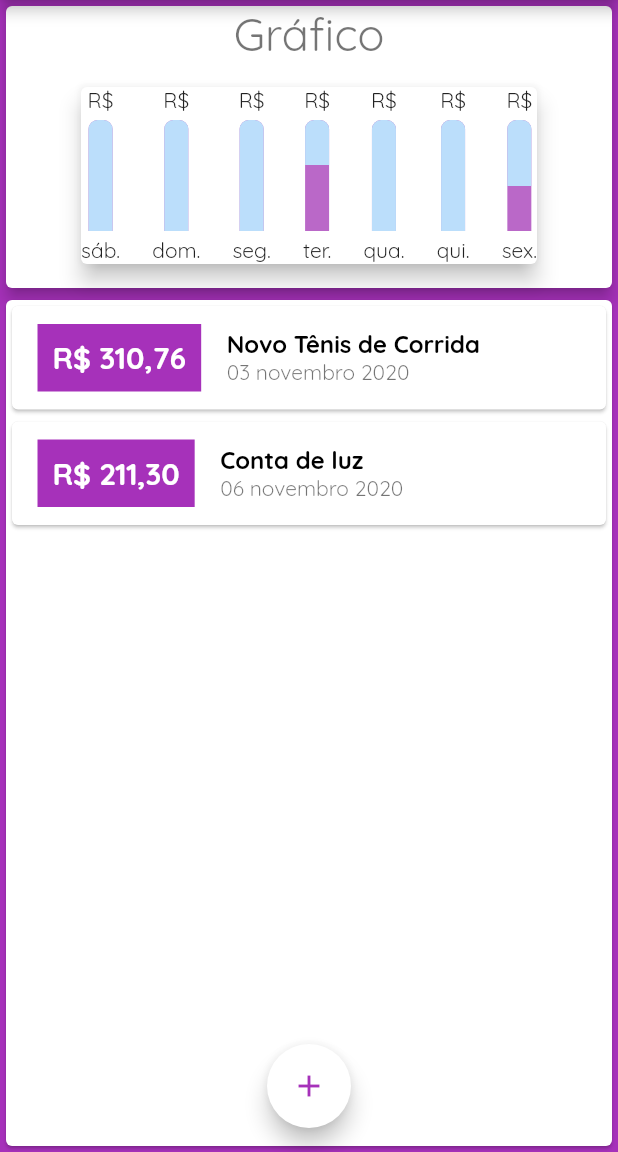
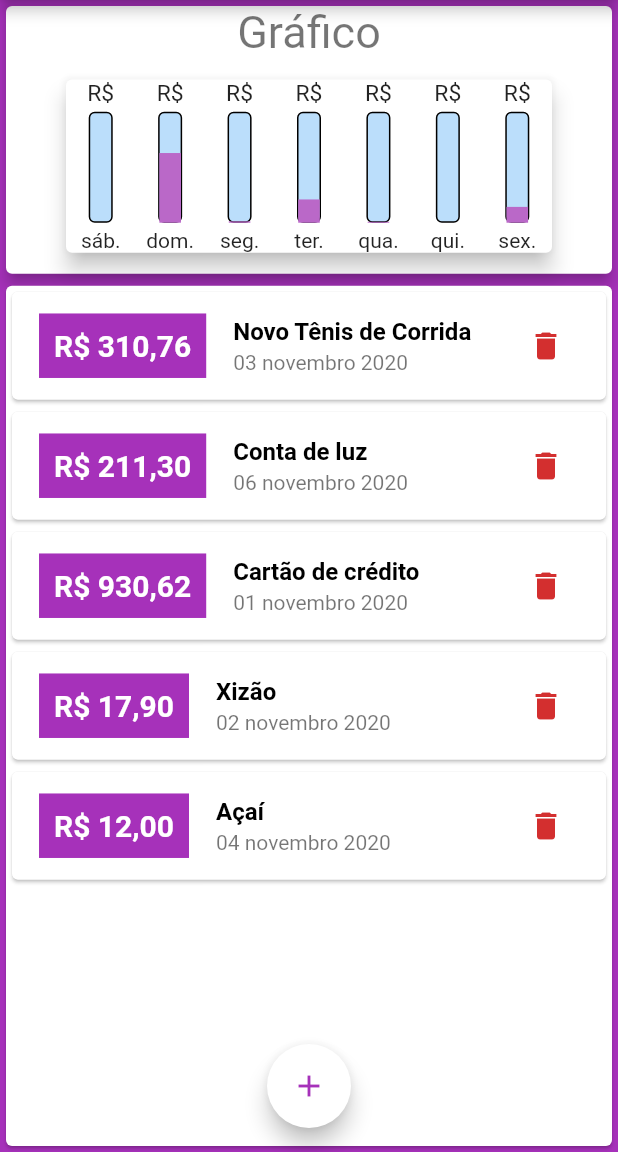
Before and after one commit to joaovperin/my_expenses, a Flutter app: the screen it shows after launch, on a phone screen of 412 x 824 dp, the part 84-1236 px from its top. Run offline on Flutter 3.47's test engine with Material 2 defaults, Android fonts, the phone set to English and light mode, and no system bars.

Commit message:
Sync commit

```diff
--- a/lib/components/transaction/transaction_chart.component.dart
+++ b/lib/components/transaction/transaction_chart.component.dart
@@ -14,7 +14,7 @@ class TransactionChart extends StatefulWidget {
 }
 
 class _TransactionChartState extends State<TransactionChart> {
-  List<TransactionChartBar> get groupedTransactions {
+  List<Widget> get groupedTransactions {
     double allElementsSum = 0.000;
 
     final List<Map<String, Object>> list = List<Map<String, Object>>.generate(7, (int index) {
@@ -41,7 +41,10 @@ class _TransactionChartState extends State<TransactionChart> {
       final String dayOfWeek = e['day'].toString();
       final double value = double.tryParse(e['value'].toString()) ?? 0;
       final double percentage = allElementsSum > 0 ? ((value / allElementsSum) * 100) : 0;
-      return TransactionChartBar(label: dayOfWeek, value: value, percentage: percentage);
+      return Flexible(
+        fit: FlexFit.tight,
+        child: TransactionChartBar(label: dayOfWeek, value: value, percentage: percentage),
+      );
     }).toList();
   }
 
@@ -65,7 +68,7 @@ class _TransactionChartState extends State<TransactionChart> {
             ),
             Card(
               elevation: 6,
-              margin: EdgeInsets.symmetric(horizontal: 50, vertical: 16),
+              margin: EdgeInsets.symmetric(horizontal: 40, vertical: 14),
               child: Row(
                 mainAxisAlignment: MainAxisAlignment.spaceBetween,
                 children: groupedTransactions,
--- a/lib/components/transaction/transaction_chart_bar.component.dart
+++ b/lib/components/transaction/transaction_chart_bar.component.dart
@@ -14,31 +14,49 @@ class TransactionChartBar extends StatelessWidget {
   Widget build(BuildContext context) {
     return Column(
       children: <Widget>[
-        Text(getCurrency()),
+        SizedBox(
+          width: 18,
+          child: FittedBox(
+            child: Text(getCurrency()),
+          ),
+        ),
         SizedBox(height: 4),
-        Container(
-          decoration: BoxDecoration(
-            color: Colors.purple[300], //TODO: fix color
-            borderRadius: _buildBorderRadius(),
+        Tooltip(
+          message: fmtMoney(value),
+          child: SizedBox(
+            height: kContainerSize,
+            width: 16,
+            child: Stack(
+              alignment: Alignment.bottomCenter,
+              children: <Widget>[
+                Container(
+                  decoration: BoxDecoration(
+                    color: Colors.blue[100], //TODO: fix color
+                    border: Border.all(
+                      color: Colors.black,
+                    ),
+                    borderRadius: BorderRadius.all(Radius.circular(4)),
+                  ),
+                ),
+                FractionallySizedBox(
+                  heightFactor: percentage / 100,
+                  widthFactor: .9,
+                  child: Container(
+                    decoration: BoxDecoration(
+                      color: Colors.purple[300], //TODO: fix color
+                    ),
+                  ),
+                ),
+                Container(
+                  height: 2,
+                )
+              ],
+            ),
           ),
-          height: kContainerSize,
-          child: Column(children: <Widget>[
-            Container(
-              decoration: BoxDecoration(
-                color: Colors.blue[100], //TODO: fix color
-                borderRadius: _buildBorderRadius(),
-              ),
-              child: SizedBox(width: 16, height: calcItemHeight()),
-            ),
-          ]),
         ),
         SizedBox(height: 4),
         Text(label),
       ],
     );
   }
-
-  BorderRadius _buildBorderRadius() => BorderRadius.vertical(top: Radius.circular(6));
-
-  double calcItemHeight() => kContainerSize - ((kContainerSize * percentage) / 100);
 }
--- a/lib/components/transaction/transaction_list.component.dart
+++ b/lib/components/transaction/transaction_list.component.dart
@@ -26,15 +26,10 @@ class TransactionList extends StatelessWidget {
         final Transaction tr = transactions[index];
         return Dismissible(
           key: Key(tr.id),
-          onDismissed: (direction) => onItemDismiss.call(tr),
+          onDismissed: (DismissDirection direction) => onItemDismiss.call(tr),
           child: Card(
-            child: Row(
-              children: <Widget>[
-                Container(
-                  margin: EdgeInsets.symmetric(
-                    horizontal: 15,
-                    vertical: 10,
-                  ),
+            child: ListTile(
+              leading: Container(
                 decoration: BoxDecoration(
                   color: Theme.of(context).backgroundColor,
                   border: Border.all(
@@ -52,11 +47,7 @@ class TransactionList extends StatelessWidget {
                   ),
                 ),
               ),
-                Column(
-                  crossAxisAlignment: CrossAxisAlignment.start,
-                  mainAxisAlignment: MainAxisAlignment.center,
-                  children: <Widget>[
-                    Text(
+              title: Text(
                 tr.title,
                 style: TextStyle(
                   fontWeight: FontWeight.bold,
@@ -64,13 +55,20 @@ class TransactionList extends StatelessWidget {
                   color: Theme.of(context).shadowColor,
                 ),
               ),
-                    Text(
+              subtitle: Text(
                 fmtDateTime(tr.date),
                 style: TextStyle(color: Theme.of(context).unselectedWidgetColor),
               ),
+              trailing: Row(
+                mainAxisSize: MainAxisSize.min,
+                children: <Widget>[
+                  IconButton(
+                    icon: Icon(Icons.delete),
+                    color: Theme.of(context).errorColor,
+                    onPressed: () => onItemDismiss.call(tr),
+                  ),
                 ],
-                )
-              ],
+              ),
             ),
           ),
         );
--- a/lib/main.dart
+++ b/lib/main.dart
@@ -41,6 +41,14 @@ class MyExpensesApp extends StatelessWidget {
         fontFamily: 'Quicksand',
         backgroundColor: kAppBackgroundColor,
         accentColor: kAppAccentColor,
+        textTheme: ThemeData.light().textTheme.copyWith(
+              headline6: TextStyle(
+                fontFamily: 'OpenSans',
+                fontSize: 18,
+                fontWeight: FontWeight.bold,
+              ),
+              button: TextStyle(),
+            ),
         floatingActionButtonTheme: FloatingActionButtonThemeData(
           backgroundColor: kAppAccentColor,
           foregroundColor: kAppBackgroundColor,
@@ -69,17 +77,39 @@ class _MyHomePageState extends State<MyHomePage> {
       value: 211.30,
       date: DateTime.now(),
     ),
+    Transaction(
+      id: 't3',
+      title: 'Cartão de crédito',
+      value: 930.62,
+      date: DateTime.now().subtract(Duration(days: 5)),
+    ),
+    Transaction(
+      id: 't4',
+      title: 'Xizão',
+      value: 17.90,
+      date: DateTime.now().subtract(Duration(days: 4)),
+    ),
+    Transaction(
+      id: 't5',
+      title: 'Açaí',
+      value: 12.00,
+      date: DateTime.now().subtract(Duration(days: 2)),
+    ),
   ];
 
-  void _addTransaction(String title, double value) {
+  void _addTransaction(String title, double value, DateTime dateTime) {
     final Transaction newTransaction = Transaction(
       id: Random().nextDouble().toString(),
       title: title,
       value: value,
-      date: DateTime.now(),
+      date: dateTime,
     );
     setState(() => _transactions.add(newTransaction));
     Navigator.of(context).pop();
+  }
+
+  void _removeTransaction(Transaction tr) {
+    setState(() => _transactions.remove(tr));
   }
 
   void _openTransactionFormModal(BuildContext context) {
@@ -109,9 +139,7 @@ class _MyHomePageState extends State<MyHomePage> {
           TransactionChart(_transactions),
           TransactionList(
             _transactions,
-            onItemDismiss: (Transaction tr) {
-              setState(() => _transactions.remove(tr));
-            },
+            onItemDismiss: _removeTransaction,
           ),
         ],
       ),
```
Also changed, not shown: lib/components/transaction/transaction_form.component.dart (+36 -12 lines). Lines whose indentation alone changed are shown as unchanged.
